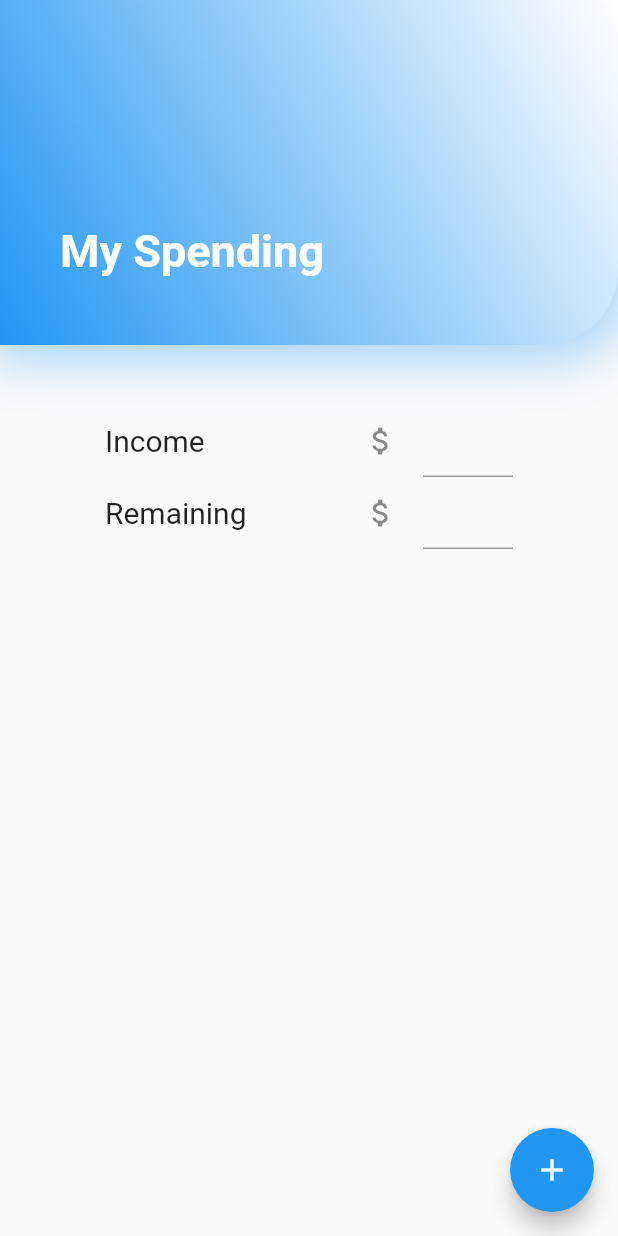
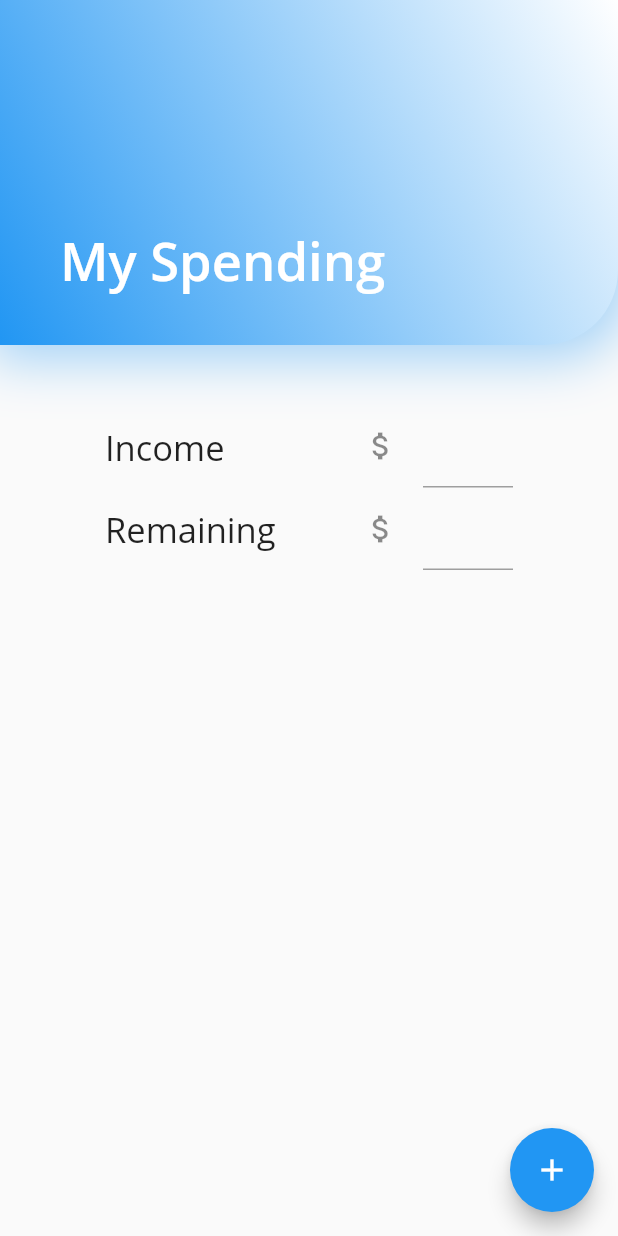
Before and after one commit to yennhio/budgeti, a Flutter app: the screen it shows after launch, on a phone screen of 412 x 824 dp. Run offline on Flutter 3.47's test engine with Material 2 defaults, Android fonts, the phone set to English and light mode, and no system bars.

Commit message:
added new font family

```diff
--- a/lib/main.dart
+++ b/lib/main.dart
@@ -12,8 +12,8 @@ class MyApp extends StatelessWidget {
     return MaterialApp(
       title: 'Flutter Demo',
       theme: ThemeData(
-
         primarySwatch: Colors.blue,
+        fontFamily: 'Open Sans'
       ),
       home: MyHomePage(title: 'My spending this month'),
     );
@@ -77,7 +77,7 @@ class _MyHomePageState extends State<MyHomePage> {
                   margin: EdgeInsets.only(top:150, left:40),
                   child: Text(
                     'My Spending',
-                        style: TextStyle(fontSize: 30, color: Colors.white, fontWeight: FontWeight.w600),
+                        style: TextStyle(fontSize: 35, color: Colors.white, fontWeight: FontWeight.w600),
                   )
                 )
               ],
@@ -89,14 +89,14 @@ class _MyHomePageState extends State<MyHomePage> {
                   margin: EdgeInsets.only(left: 70, top:40),
                   child: Text(
                     'Income',
-                    style: TextStyle(fontSize: 20),
+                    style: TextStyle(fontSize: 23),
                   ),
                 ),
                 Container(
                   width: 100,
                     margin: EdgeInsets.only(right: 70, top: 40),
                     child: TextField(
-                      style: TextStyle(fontSize: 20),
+                      style: TextStyle(fontSize: 23),
                       textAlign: TextAlign.center,
                       keyboardType: TextInputType.number,
                       decoration: InputDecoration(
@@ -118,14 +118,14 @@ class _MyHomePageState extends State<MyHomePage> {
                     margin: EdgeInsets.only(left: 70),
                     child: Text(
                       'Remaining',
-                      style: TextStyle(fontSize: 20),
+                      style: TextStyle(fontSize: 23),
                     )
                 ),
                 Container(
                   width: 100,
                   margin: EdgeInsets.only(right: 70),
                   child: TextField(
-                    style: TextStyle(fontSize: 20),
+                    style: TextStyle(fontSize: 23),
                     textAlign: TextAlign.center,
                     keyboardType: TextInputType.number,
                     decoration: InputDecoration(
@@ -139,7 +139,7 @@ class _MyHomePageState extends State<MyHomePage> {
                   ),
                 )
               ]
-            )
+            ),
           ],
       ),
       ),
```
Also changed, not shown: pubspec.yaml (+9 -6 lines), fonts/Open_Sans/LICENSE.txt (added), fonts/Open_Sans/OpenSans-Bold.ttf (added), fonts/Open_Sans/OpenSans-BoldItalic.ttf (added), fonts/Open_Sans/OpenSans-ExtraBold.ttf (added), fonts/Open_Sans/OpenSans-ExtraBoldItalic.ttf (added), fonts/Open_Sans/OpenSans-Italic.ttf (added), fonts/Open_Sans/OpenSans-Light.ttf (added), fonts/Open_Sans/OpenSans-LightItalic.ttf (added), fonts/Open_Sans/OpenSans-Regular.ttf (added), fonts/Open_Sans/OpenSans-SemiBold.ttf (added), fonts/Open_Sans/OpenSans-SemiBoldItalic.ttf (added).
